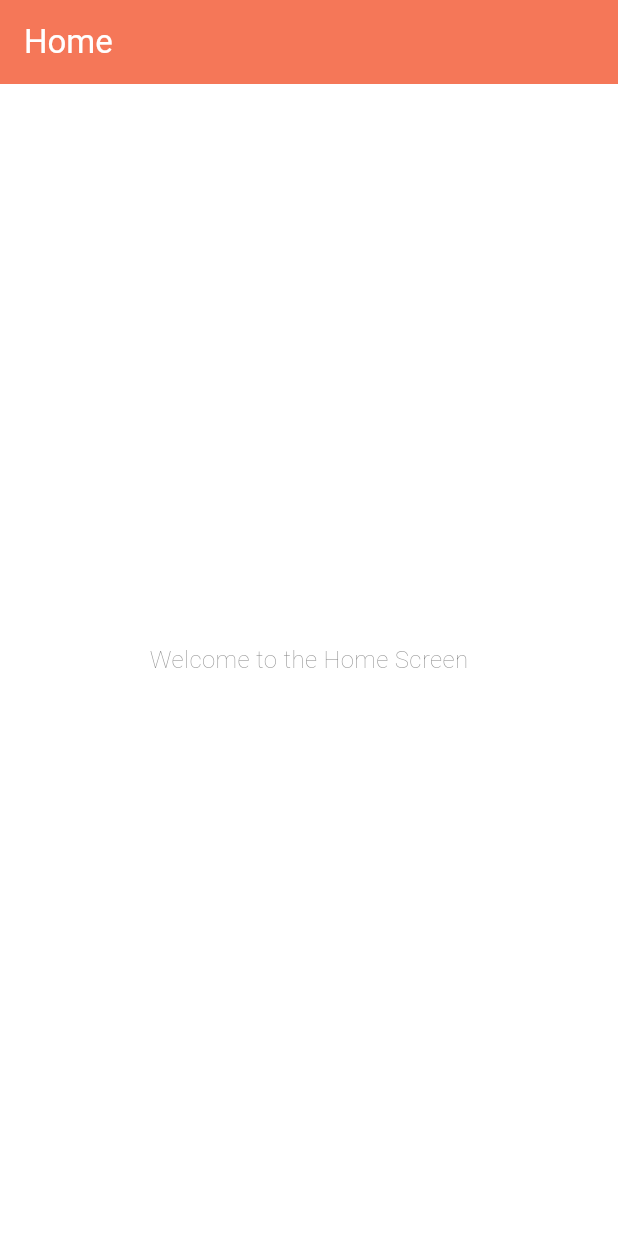
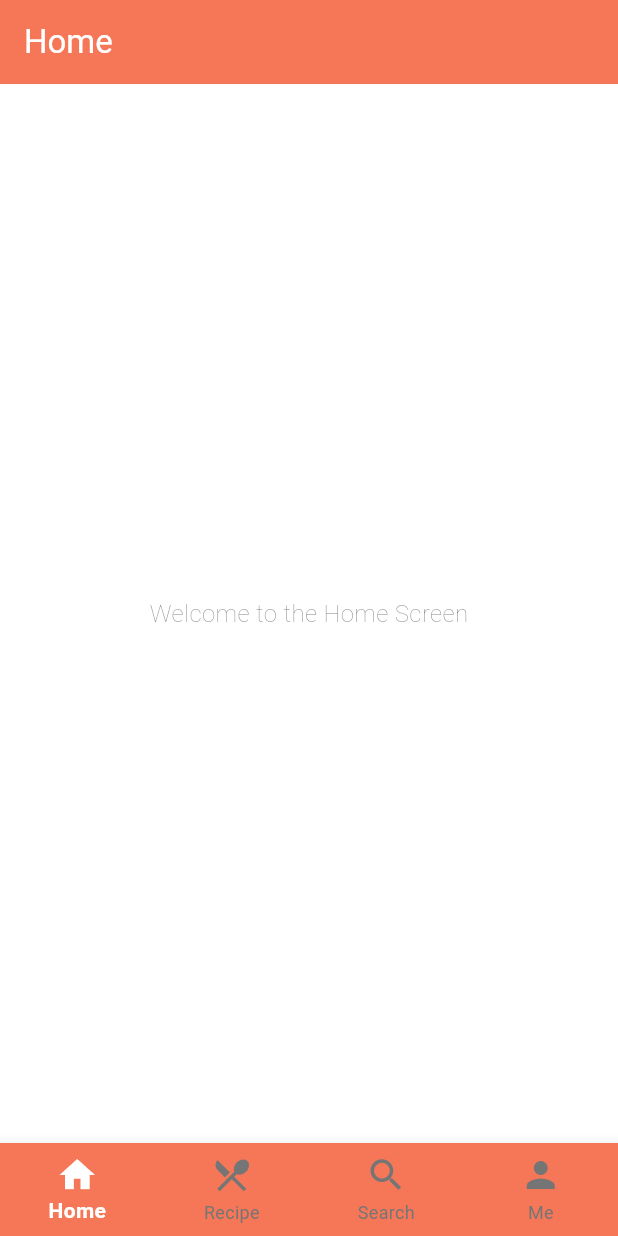
Before and after one commit to iArgho/cooking_assist, a Flutter app: the screen it shows after launch, on a phone screen of 412 x 824 dp. Run offline on Flutter 3.47's test engine with Material 3 defaults, Android fonts, the phone set to English and light mode, and no system bars; our stand-ins replace flutter_svg, get, loading_animation_widget.

Commit message:
Homescreens has been added.

```diff
--- a/lib/presentation/screens/home_screen.dart
+++ b/lib/presentation/screens/home_screen.dart
@@ -1,3 +1,7 @@
+import 'package:cooking_assist/presentation/screens/homescreens/home_page.dart';
+import 'package:cooking_assist/presentation/screens/homescreens/me_page.dart';
+import 'package:cooking_assist/presentation/screens/homescreens/recipe_page.dart';
+import 'package:cooking_assist/presentation/screens/homescreens/search_page.dart';
 import 'package:flutter/material.dart';
 
 class HomeScreen extends StatefulWidget {
@@ -8,15 +12,57 @@ class HomeScreen extends StatefulWidget {
 }
 
 class _HomeScreenState extends State<HomeScreen> {
+  int _selectedIndex = 0;
+
+  static const List<Widget> _pages = <Widget>[
+    HomePage(),
+    RecipePage(),
+    SearchPage(),
+    MePage(),
+  ];
+
+  void _onItemTapped(int index) {
+    setState(() {
+      _selectedIndex = index;
+    });
+  }
+
   @override
   Widget build(BuildContext context) {
     return Scaffold(
       appBar: AppBar(
-        backgroundColor: Theme.of(context).primaryColor,
         title: const Text('Home'),
       ),
-      body: const Center(
-        child: Text('Welcome to the Home Screen'),
+      body: _pages[_selectedIndex],
+      bottomNavigationBar: BottomNavigationBar(
+        backgroundColor: Theme.of(context).primaryColor,
+        currentIndex: _selectedIndex,
+        selectedItemColor: Colors.white,
+        unselectedItemColor: Colors.grey[600],
+        selectedLabelStyle: const TextStyle(fontWeight: FontWeight.bold, fontSize: 14),
+        unselectedLabelStyle: const TextStyle(fontSize: 12),
+        showSelectedLabels: true,
+        showUnselectedLabels: true,
+        type: BottomNavigationBarType.fixed,
+        onTap: _onItemTapped,
+        items: const [
+          BottomNavigationBarItem(
+            icon: Icon(Icons.home, size: 28),
+            label: 'Home',
+          ),
+          BottomNavigationBarItem(
+            icon: Icon(Icons.restaurant_menu, size: 28),
+            label: 'Recipe',
+          ),
+          BottomNavigationBarItem(
+            icon: Icon(Icons.search, size: 28),
+            label: 'Search',
+          ),
+          BottomNavigationBarItem(
+            icon: Icon(Icons.person, size: 28),
+            label: 'Me',
+          ),
+        ],
       ),
     );
   }
--- /dev/null
+++ b/lib/presentation/screens/homescreens/home_page.dart
@@ -0,0 +1,12 @@
+import 'package:flutter/material.dart';
+
+class HomePage extends StatelessWidget {
+  const HomePage({super.key});
+
+  @override
+  Widget build(BuildContext context) {
+    return const Center(
+      child: Text('Welcome to the Home Screen'),
+    );
+  }
+}
```
Also changed, not shown: lib/presentation/screens/homescreens/me_page.dart (added, +12 -0 lines), lib/presentation/screens/homescreens/recipe_page.dart (added, +12 -0 lines), lib/presentation/screens/homescreens/search_page.dart (added, +12 -0 lines).
